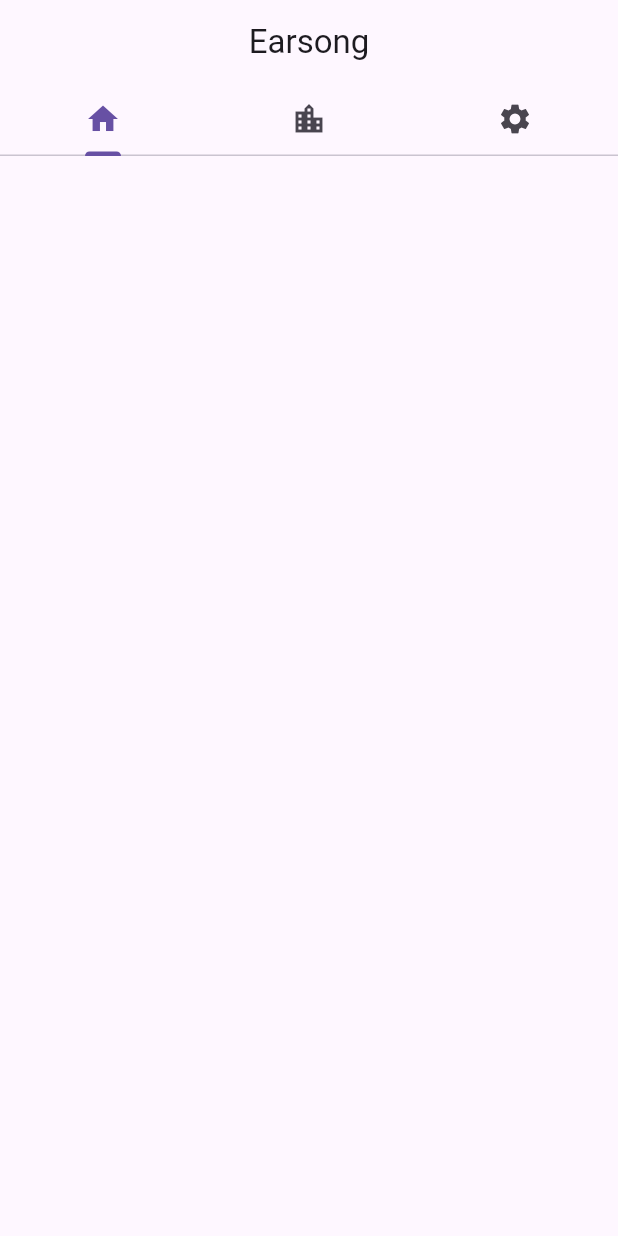
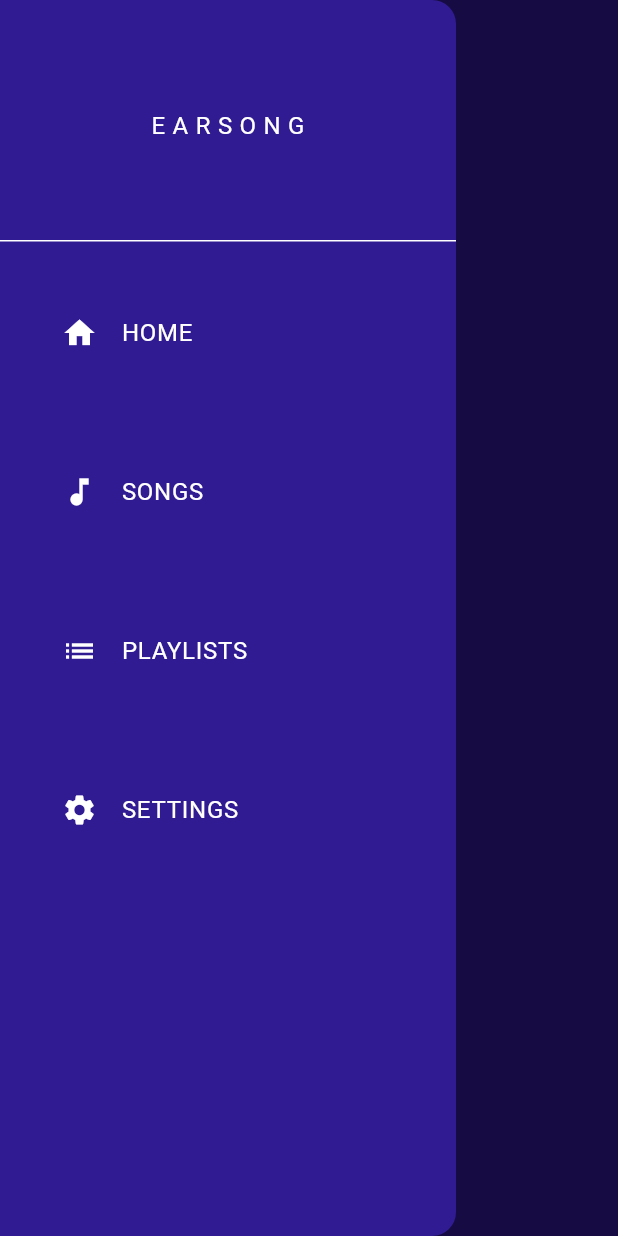
Before and after one commit to Dev-AtlasTheOne/earsong, a Flutter app: the screen it shows after launch, with the side drawer open (before the commit the screen has no drawer), on a phone screen of 412 x 824 dp. Run offline on Flutter 3.47's test engine with Material 3 defaults, Android fonts, the phone set to English and light mode, and no system bars.

Commit message:
feat: refactoring project

```diff
--- /dev/null
+++ b/devtools_options.yaml
@@ -0,0 +1,3 @@
+description: This file stores settings for Dart & Flutter DevTools.
+documentation: https://docs.flutter.dev/tools/devtools/extensions#configure-extension-enablement-states
+extensions:
--- /dev/null
+++ b/lib/componentes/main_drawer.dart
@@ -0,0 +1,72 @@
+
+
+
+
+import 'package:flutter/material.dart';
+
+class MainDrawer extends StatelessWidget{
+  const MainDrawer({super.key});
+
+
+
+
+
+
+  @override
+  Widget build(BuildContext context) {
+    return Drawer(
+      child: Column(
+        children: [
+
+          DrawerHeader(child: Center(child: Text("E A R S O N G"),),),
+
+
+          Padding(
+            padding: EdgeInsetsGeometry.all(25),
+            child: ListTile(
+              title: Text("HOME"),
+              leading: Icon(Icons.home),
+              onTap: () => {},
+            ),
+          ),
+          Padding(
+            padding: EdgeInsetsGeometry.all(25),
+            child: ListTile(
+              title: Text("SONGS"),
+              leading: Icon(Icons.music_note),
+              onTap: () => {},
+            ),
+          ),
+          Padding(
+            padding: EdgeInsetsGeometry.all(25),
+            child: ListTile(
+              title: Text("PLAYLISTS"),
+              leading: Icon(Icons.list),
+              onTap: () => {},
+            ),
+          ),
+          Padding(
+            padding: EdgeInsetsGeometry.all(25),
+            child: ListTile(
+              title: Text("SETTINGS"),
+              leading: Icon(Icons.settings),
+              onTap: () => {},
+            ),
+          ),
+
+        ],
+
+
+      ),
+
+
+
+    );
+  }
+
+
+
+
+
+
+}
--- a/lib/main.dart
+++ b/lib/main.dart
@@ -1,6 +1,36 @@
-import 'package:earsong/paginas/home_page.dart';
+import 'package:earsong/paginas/home_screen.dart';
+import 'package:earsong/theme/dark_theme.dart';
+import 'package:earsong/theme/theme_provider.dart';
 import 'package:flutter/material.dart';
+import 'package:provider/provider.dart';
 
 void main() {
-  runApp(MaterialApp(home: HomePage()));
+  runApp(ChangeNotifierProvider(
+    create: (context) => ThemeProvider(),
+    child: const MyApp(),
+
+
+
+
+  ));
 }
+
+
+class MyApp extends StatelessWidget{
+  const MyApp({super.key});
+
+  @override
+  Widget build(BuildContext context) {
+    return MaterialApp(
+
+      home: HomeScreen(),
+      theme: DarkTheme,
+
+
+    );
+  }
+
+
+
+
+}
--- a/lib/paginas/home_page.dart
+++ /dev/null
@@ -1,41 +0,0 @@
-import 'package:earsong/paginas/playlist_page.dart';
-import 'package:earsong/paginas/settings_page.dart';
-import 'package:earsong/paginas/song_page.dart';
-import 'package:flutter/material.dart';
-
-class HomePage extends StatefulWidget {
-  const HomePage({super.key});
-
-  @override
-  State<StatefulWidget> createState() => _HomePage();
-}
-
-class _HomePage extends State<HomePage> {
-  AppBar mainBar() {
-    return AppBar(
-      title: Text("Earsong"),
-      centerTitle: true,
-
-      bottom: TabBar(
-        tabs: [
-          Tab(icon: Icon(Icons.home)),
-          Tab(icon: Icon(Icons.location_city)),
-          Tab(icon: Icon(Icons.settings)),
-        ],
-      ),
-    );
-  }
-
-  @override
-  Widget build(BuildContext context) {
-    return DefaultTabController(
-      length: 3,
-      child: Scaffold(
-        appBar: mainBar(),
-        body: TabBarView(
-          children: [SongPage(), PlaylistPage(), SettingsPage()],
-        ),
-      ),
-    );
-  }
-}
--- /dev/null
+++ b/lib/paginas/home_screen.dart
@@ -0,0 +1,38 @@
+
+
+
+
+
+
+
+
+import 'package:earsong/componentes/main_drawer.dart';
+import 'package:flutter/material.dart';
+
+class HomeScreen extends StatefulWidget{
+  const HomeScreen({super.key});
+
+  @override
+  State<StatefulWidget> createState() => _HomeScreenState();
+
+}
+
+class _HomeScreenState extends State<HomeScreen>{
+
+
+
+  @override
+  Widget build(BuildContext context) {
+    return Scaffold(
+
+      appBar: AppBar(title: Text("PLAYLIST"), centerTitle: true,),
+      drawer: MainDrawer(),
+
+
+
+    );
+
+
+  }
+
+  }
--- a/lib/paginas/song_page.dart
+++ /dev/null
@@ -1,15 +0,0 @@
-import 'package:flutter/material.dart';
-
-class SongPage extends StatefulWidget {
-  const SongPage({super.key});
-
-  @override
-  State<StatefulWidget> createState() => _SongPage();
-}
-
-class _SongPage extends State<SongPage> {
-  @override
-  Widget build(BuildContext context) {
-    return SingleChildScrollView();
-  }
-}
--- /dev/null
+++ b/lib/theme/dark_theme.dart
@@ -0,0 +1,20 @@
+
+
+
+
+import 'package:flutter/material.dart';
+
+ThemeData DarkTheme = ThemeData(
+    colorScheme: ColorScheme.dark(
+      surface: Colors.deepPurple.shade900,
+      primary: Colors.deepPurple.shade600,
+      secondary: Colors.deepPurple.shade500,
+      inversePrimary:Colors.deepPurple.shade100
+
+
+    )
+
+
+
+
+);
--- a/pubspec.yaml
+++ b/pubspec.yaml
@@ -11,6 +11,7 @@
     sdk: flutter
   just_audio: ^0.10.5
   just_waveform: ^0.0.7
+  provider: ^6.1.5+1
 
 dev_dependencies:
   flutter_test:
```
Also changed, not shown: lib/paginas/playlist_page.dart (deleted, +0 -15 lines), lib/paginas/settings_page.dart (deleted, +0 -15 lines), lib/theme/default_dark_theme.dart (deleted, +0 -19 lines), lib/theme/light_theme.dart (added, +23 -0 lines), lib/theme/theme_provider.dart (added, +40 -0 lines), pubspec.lock, 1 other file.
